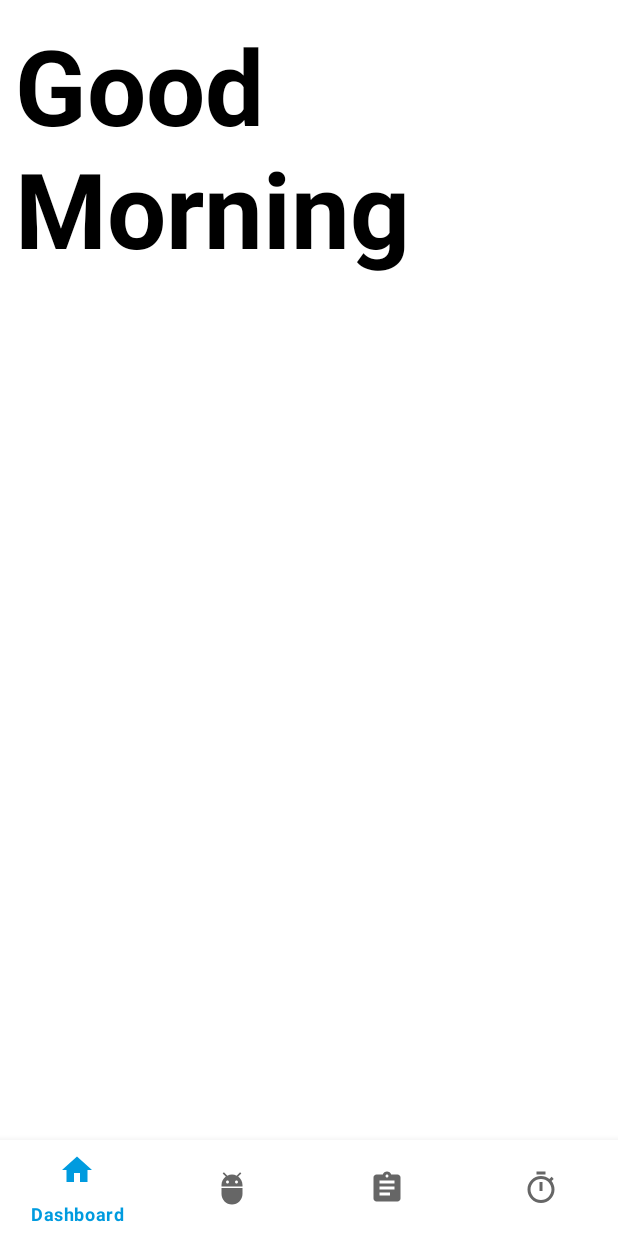
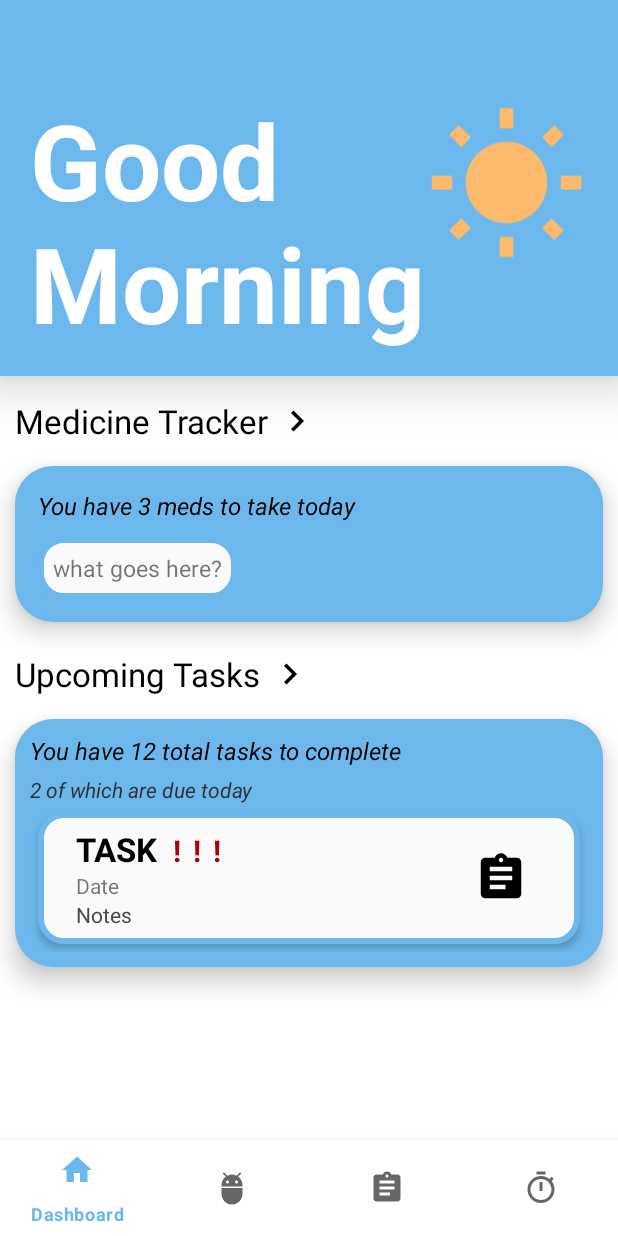
Before and after one commit to ncarlson23/focusFinder, an Android app: the screen it shows after launch (MainActivity), on a phone screen of 412 x 824 dp. Run offline under Robolectric (Android 15) with nearby library versions, the phone set to English and light mode, and no system bars; our stand-ins replace Room's generated code.

Commit message:
Changed the XML a lot and added delete function to medicine, and added some functionality to dashboard

```diff
--- a/app/src/main/java/com/example/focusfinder/Dashboard.kt
+++ b/app/src/main/java/com/example/focusfinder/Dashboard.kt
@@ -5,6 +5,8 @@ import androidx.fragment.app.Fragment
 import android.view.LayoutInflater
 import android.view.View
 import android.view.ViewGroup
+import android.widget.LinearLayout
+import androidx.navigation.fragment.findNavController
 
 
 class Dashboard : Fragment() {
@@ -22,5 +24,16 @@ class Dashboard : Fragment() {
         return inflater.inflate(R.layout.fragment_dashboard, container, false)
     }
 
+    override fun onViewCreated(view: View, savedInstanceState: Bundle?) {
+        super.onViewCreated(view, savedInstanceState)
+
+        view.findViewById<LinearLayout>(R.id.dashboard_medicine_title_layout).setOnClickListener {
+            findNavController().navigate(R.id.action_global_medicineHome)
+        }
+        view.findViewById<LinearLayout>(R.id.dashboard_tasks_title_layout).setOnClickListener {
+            findNavController().navigate(R.id.action_global_taskHome)
+        }
+    }
+
 
     }
--- a/app/src/main/java/com/example/focusfinder/MedicineRecyclerViewAdapter.kt
+++ b/app/src/main/java/com/example/focusfinder/MedicineRecyclerViewAdapter.kt
@@ -4,6 +4,7 @@ import android.media.Image
 import android.view.LayoutInflater
 import android.view.View
 import android.view.ViewGroup
+import android.widget.Button
 import android.widget.ImageView
 import android.widget.TextView
 import androidx.recyclerview.widget.RecyclerView
@@ -11,7 +12,7 @@ import org.w3c.dom.Text
 
 class MedicineRecyclerViewAdapter(
     var medData: Array<Medicine>,
-    val taskViewModel: focusFinderViewModel
+    val medViewModel: focusFinderViewModel
 ) : RecyclerView.Adapter<MedicineRecyclerViewAdapter.RecyclerViewHolder>() {
 
     lateinit var clickLambda:(Medicine) -> Unit
@@ -44,6 +45,7 @@ class MedicineRecyclerViewAdapter(
             itemView.findViewById<TextView>(R.id.medicine_item_dosage_amount).text = medicine.dosage
             itemView.findViewById<TextView>(R.id.medicine_item_notes).text = medicine.notes
 
+
             var numTimes = 0
             if (medicine.morning) numTimes++
             if (medicine.afternoon) numTimes++
@@ -72,6 +74,11 @@ class MedicineRecyclerViewAdapter(
                 clickLambda(medicine)
             }
 
+            itemView.findViewById<Button>(R.id.medicine_item_delete).setOnClickListener{
+                // delete current medicine item
+                medViewModel.deleteMedicine(medicine)
+            }
+
 
         }
     }
--- a/app/src/main/java/com/example/focusfinder/focusFinderViewModel.kt
+++ b/app/src/main/java/com/example/focusfinder/focusFinderViewModel.kt
@@ -81,6 +81,8 @@ class focusFinderViewModel: ViewModel() {
 
     fun deleteMedicine(type: Medicine) {
         medicineDatabase.value?.medicineDAO()?.deleteMedicineFromDB(type.medicineID)
+        getMedicineListFromDB()
+        medicineList.postValue(medicineList.value)
     }
 
 
--- a/app/src/main/java/com/example/focusfinder/medicineDetail.kt
+++ b/app/src/main/java/com/example/focusfinder/medicineDetail.kt
@@ -43,7 +43,7 @@ class medicineDetail : Fragment() {
         }
 
         medicine_detail_save_button.setOnClickListener {
-            if (medicine_detail_generic_name_edit.text != null && viewModel.currentMedicine.value == null) {
+            if (medicine_detail_generic_name_edit.text.isNotEmpty() && viewModel.currentMedicine.value == null) {
                 addNewMedication()
             }
 
--- /dev/null
+++ b/app/src/main/res/drawable/ic_baseline_delete_24.xml
@@ -0,0 +1,5 @@
+<vector android:height="24dp" android:tint="#000000"
+    android:viewportHeight="24" android:viewportWidth="24"
+    android:width="24dp" xmlns:android="http://schemas.android.com/apk/res/android">
+    <path android:fillColor="@android:color/white" android:pathData="M6,19c0,1.1 0.9,2 2,2h8c1.1,0 2,-0.9 2,-2V7H6v12zM19,4h-3.5l-1,-1h-5l-1,1H5v2h14V4z"/>
+</vector>
--- /dev/null
+++ b/app/src/main/res/drawable/ic_baseline_wb_sunny_24.xml
@@ -0,0 +1,5 @@
+<vector android:height="128dp" android:tint="#FDBA6C"
+    android:viewportHeight="24" android:viewportWidth="24"
+    android:width="128dp" xmlns:android="http://schemas.android.com/apk/res/android">
+    <path android:fillColor="@android:color/white" android:pathData="M6.76,4.84l-1.8,-1.79 -1.41,1.41 1.79,1.79 1.42,-1.41zM4,10.5L1,10.5v2h3v-2zM13,0.55h-2L11,3.5h2L13,0.55zM20.45,4.46l-1.41,-1.41 -1.79,1.79 1.41,1.41 1.79,-1.79zM17.24,18.16l1.79,1.8 1.41,-1.41 -1.8,-1.79 -1.4,1.4zM20,10.5v2h3v-2h-3zM12,5.5c-3.31,0 -6,2.69 -6,6s2.69,6 6,6 6,-2.69 6,-6 -2.69,-6 -6,-6zM11,22.45h2L13,19.5h-2v2.95zM3.55,18.54l1.41,1.41 1.79,-1.8 -1.41,-1.41 -1.79,1.8z"/>
+</vector>
--- a/app/src/main/res/drawable/round_rect_shape.xml
+++ b/app/src/main/res/drawable/round_rect_shape.xml
@@ -3,7 +3,7 @@
 <shape xmlns:android="http://schemas.android.com/apk/res/android"
 
     android:shape="rectangle">
-    <solid android:color="#009BDF"/>
+    <solid android:color="#6CB8EC"/>
 
     <corners android:radius="25dp" />
 
--- a/app/src/main/res/drawable/task_item_shape.xml
+++ b/app/src/main/res/drawable/task_item_shape.xml
@@ -4,7 +4,7 @@
 
     android:shape="rectangle">
     <solid android:color="#FAFAFA" />
-    <stroke android:width="2dp" android:color="#DCDCDC"/>
+    <stroke android:width="4dp" android:color="#FF6CB8EC"/>
 
     <corners android:radius="15dp" />
 
--- a/app/src/main/res/layout/fragment_dashboard.xml
+++ b/app/src/main/res/layout/fragment_dashboard.xml
@@ -3,31 +3,38 @@
     xmlns:tools="http://schemas.android.com/tools"
     android:layout_width="match_parent"
     android:layout_height="match_parent"
-    android:layout_marginTop="10dp"
-    android:layout_marginLeft="10dp"
-    android:layout_marginRight="10dp"
+
     android:orientation="vertical"
     tools:context=".Dashboard">
 
     <LinearLayout
         android:layout_width="match_parent"
         android:layout_height="wrap_content"
+        android:background="#6CB8EC"
+        android:elevation="20dp"
         android:orientation="horizontal">
 
         <TextView
-            android:layout_width="match_parent"
+            android:layout_width="wrap_content"
             android:layout_height="wrap_content"
+            android:layout_marginLeft="20dp"
+            android:layout_marginTop="60dp"
+            android:layout_marginBottom="15dp"
             android:text="Good\nMorning"
-            android:textColor="@color/black"
+            android:textColor="@color/white"
             android:textSize="70sp"
-            android:textStyle="bold"/>
+            android:textStyle="bold" />
 
         <ImageView
             android:layout_width="wrap_content"
             android:layout_height="wrap_content"
-            android:src="@drawable/ic_morning_night"/>
+            android:layout_marginTop="60dp"
+            android:layout_marginRight="20dp"
+            android:src="@drawable/ic_baseline_wb_sunny_24" />
 
     </LinearLayout>
+
+
 
 
     <!--    <LinearLayout-->
@@ -54,33 +61,61 @@
     <!--    </LinearLayout>-->
 
 
+    <LinearLayout
+        android:id="@+id/dashboard_medicine_title_layout"
+        android:layout_width="match_parent"
+        android:layout_height="wrap_content"
+        android:paddingTop="15dp"
+        android:paddingBottom="5dp"
+        android:clickable="true">
 
+        <TextView
+            android:layout_width="wrap_content"
+            android:layout_height="wrap_content"
+            android:layout_gravity="center"
+            android:paddingLeft="10dp"
+            android:text="Medicine Tracker"
+            android:textColor="@color/black"
+            android:textSize="22sp" />
 
+        <androidx.appcompat.widget.AppCompatImageButton
+            android:layout_width="wrap_content"
+            android:layout_height="wrap_content"
+            android:layout_gravity="center"
+            android:background="#00FFFFFF"
+            android:paddingLeft="5dp"
+            android:src="@drawable/ic_baseline_keyboard_arrow_right_24"
+            android:clickable="false"/>
 
-<!--    <LinearLayout-->
-<!--        android:layout_width="match_parent"-->
-<!--        android:layout_height="wrap_content"-->
-<!--        android:paddingTop="15dp"-->
-<!--        android:paddingBottom="5dp">-->
+    </LinearLayout>
 
-<!--        <TextView-->
-<!--            android:layout_width="wrap_content"-->
-<!--            android:layout_height="wrap_content"-->
-<!--            android:layout_gravity="center"-->
-<!--            android:paddingLeft="10dp"-->
-<!--            android:text="Medicine Tracker"-->
-<!--            android:textColor="@color/black"-->
-<!--            android:textSize="22sp" />-->
+    <LinearLayout
+        android:layout_width="match_parent"
+        android:layout_height="wrap_content"
+        android:layout_margin="10dp"
+        android:background="@drawable/round_rect_shape"
+        android:elevation="10dp"
+        android:orientation="vertical"
+        android:padding="15dp">
 
-<!--        <androidx.appcompat.widget.AppCompatImageButton-->
-<!--            android:layout_width="wrap_content"-->
-<!--            android:layout_height="wrap_content"-->
-<!--            android:layout_gravity="center"-->
-<!--            android:paddingLeft="5dp"-->
-<!--            android:background="#00FFFFFF"-->
-<!--            android:src="@drawable/ic_baseline_keyboard_arrow_right_24" />-->
+        <TextView
+            android:layout_width="wrap_content"
+            android:layout_height="wrap_content"
+            android:text="You have 3 meds to take today"
+            android:textColor="@color/black"
+            android:textSize="16sp"
+            android:textStyle="italic" />
 
-<!--    </LinearLayout>-->
+        <TextView
+            android:layout_width="wrap_content"
+            android:layout_height="wrap_content"
+            android:layout_marginTop="10dp"
+            android:background="@drawable/task_item_shape"
+            android:padding="10dp"
+            android:text="what goes here?"
+            android:textSize="15sp" />
+
+    </LinearLayout>
 
 
     <!--    <LinearLayout-->
@@ -92,29 +127,128 @@
 
     <!--    </LinearLayout>-->
 
-<!--    <LinearLayout-->
-<!--        android:layout_width="match_parent"-->
-<!--        android:layout_height="wrap_content"-->
-<!--        android:paddingTop="20dp"-->
-<!--        android:paddingBottom="5dp">-->
+    <LinearLayout
+        android:id="@+id/dashboard_tasks_title_layout"
+        android:layout_width="match_parent"
+        android:layout_height="wrap_content"
+        android:paddingTop="10dp"
+        android:paddingBottom="5dp"
+        android:clickable="true">
 
-<!--        <TextView-->
-<!--            android:layout_width="wrap_content"-->
-<!--            android:layout_height="wrap_content"-->
-<!--            android:paddingLeft="10dp"-->
-<!--            android:text="Upcoming Tasks"-->
-<!--            android:textColor="@color/black"-->
-<!--            android:layout_gravity="center"-->
-<!--            android:textSize="22sp" />-->
+        <TextView
+            android:layout_width="wrap_content"
+            android:layout_height="wrap_content"
+            android:layout_gravity="center"
+            android:paddingLeft="10dp"
+            android:text="Upcoming Tasks"
+            android:textColor="@color/black"
+            android:textSize="22sp" />
 
-<!--        <androidx.appcompat.widget.AppCompatImageButton-->
-<!--            android:layout_width="wrap_content"-->
-<!--            android:layout_height="wrap_content"-->
-<!--            android:layout_gravity="center"-->
-<!--            android:background="#00FFFFFF"-->
-<!--            android:paddingLeft="5dp"-->
-<!--            android:src="@drawable/ic_baseline_keyboard_arrow_right_24" />-->
-<!--    </LinearLayout>-->
+        <androidx.appcompat.widget.AppCompatImageButton
+            android:layout_width="wrap_content"
+            android:layout_height="wrap_content"
+            android:layout_gravity="center"
+            android:background="#00FFFFFF"
+            android:paddingLeft="5dp"
+            android:src="@drawable/ic_baseline_keyboard_arrow_right_24"
+            android:clickable="false"/>
+    </LinearLayout>
+
+    <LinearLayout
+        android:layout_width="match_parent"
+        android:layout_height="wrap_content"
+        android:layout_margin="10dp"
+        android:background="@drawable/round_rect_shape"
+        android:elevation="10dp"
+        android:orientation="vertical"
+        android:padding="10dp">
+
+        <TextView
+            android:layout_width="wrap_content"
+            android:layout_height="wrap_content"
+            android:text="You have 12 total tasks to complete"
+            android:textColor="@color/black"
+            android:textSize="16sp"
+            android:textStyle="italic" />
+
+        <TextView
+            android:layout_width="wrap_content"
+            android:layout_height="wrap_content"
+            android:paddingTop="5dp"
+            android:text="2 of which are due today"
+            android:textColor="#303030"
+            android:textSize="14sp"
+            android:textStyle="italic" />
+
+        <LinearLayout xmlns:android="http://schemas.android.com/apk/res/android"
+            android:layout_width="match_parent"
+            android:layout_height="wrap_content"
+            android:layout_margin="5dp"
+            android:background="@drawable/task_item_shape"
+            android:elevation="3dp"
+            android:orientation="horizontal"
+            android:padding="10dp">
+
+
+            <LinearLayout
+                android:layout_width="0dp"
+                android:layout_height="wrap_content"
+                android:layout_weight="6"
+                android:orientation="vertical"
+                android:paddingLeft="15dp">
+
+                <LinearLayout
+                    android:layout_width="match_parent"
+                    android:layout_height="wrap_content"
+                    android:orientation="horizontal">
+
+                    <TextView
+                        android:id="@+id/task_item_name"
+                        android:layout_width="wrap_content"
+                        android:layout_height="wrap_content"
+                        android:paddingRight="10dp"
+                        android:text="TASK"
+                        android:textColor="#000000"
+                        android:textSize="22sp"
+                        android:textStyle="bold" />
+
+                    <TextView
+                        android:id="@+id/task_item_priority"
+                        android:layout_width="wrap_content"
+                        android:layout_height="wrap_content"
+                        android:letterSpacing=".4"
+                        android:text="!!!"
+                        android:textColor="#AE0000"
+                        android:textSize="20sp"
+                        android:textStyle="bold" />
+
+                </LinearLayout>
+
+                <TextView
+                    android:id="@+id/task_item_date"
+                    android:layout_width="wrap_content"
+                    android:layout_height="wrap_content"
+                    android:text="Date" />
+
+                <TextView
+                    android:id="@+id/task_item_notes"
+                    android:layout_width="match_parent"
+                    android:layout_height="wrap_content"
+                    android:text="Notes"
+                    android:textColor="#474747" />
+
+
+            </LinearLayout>
+
+            <ImageView
+                android:layout_width="0dp"
+                android:layout_height="wrap_content"
+                android:layout_gravity="center"
+                android:layout_weight="2"
+                android:src="@drawable/ic_baseline_assignment_24" />
+
+
+        </LinearLayout>
 
 
         <!--    <LinearLayout-->
@@ -129,3 +263,4 @@
 
 
     </LinearLayout>
+</LinearLayout>
--- a/app/src/main/res/layout/fragment_medicine_home.xml
+++ b/app/src/main/res/layout/fragment_medicine_home.xml
@@ -40,9 +40,11 @@
     <androidx.recyclerview.widget.RecyclerView
         android:id="@+id/medicine_home_recycler_view"
         android:layout_width="match_parent"
-        android:layout_height="wrap_content"
+        android:layout_height="match_parent"
+        android:layout_marginTop="60dp"
+        android:layout_marginBottom="75dp"
         app:layout_constraintEnd_toEndOf="parent"
-        app:layout_constraintHorizontal_bias="1.0"
+        app:layout_constraintHorizontal_bias="0.0"
         app:layout_constraintStart_toStartOf="parent"
         app:layout_constraintTop_toBottomOf="@+id/linearLayout" />
 
--- a/app/src/main/res/layout/fragment_task_home.xml
+++ b/app/src/main/res/layout/fragment_task_home.xml
@@ -40,10 +40,12 @@
     <androidx.recyclerview.widget.RecyclerView
         android:id="@+id/task_home_recycler_view"
         android:layout_width="match_parent"
-        android:layout_height="wrap_content"
+        android:layout_height="match_parent"
         app:layout_constraintEnd_toEndOf="parent"
         app:layout_constraintHorizontal_bias="1.0"
         app:layout_constraintStart_toStartOf="parent"
+        android:layout_marginTop="60dp"
+        android:layout_marginBottom="60dp"
         app:layout_constraintTop_toBottomOf="@+id/linearLayout2"
         />
 
--- a/app/src/main/res/layout/medicine_item.xml
+++ b/app/src/main/res/layout/medicine_item.xml
@@ -6,12 +6,13 @@
     android:layout_height="wrap_content"
     android:layout_margin="10dp"
     android:background="@drawable/task_item_shape"
-    android:orientation="vertical">
+    android:orientation="vertical"
+    android:elevation="10dp">
 
     <LinearLayout
         android:layout_width="match_parent"
         android:layout_height="45dp"
-        android:background="#009BDF"
+        android:background="#6CB8EC"
         android:orientation="horizontal">
 
         <TextView
@@ -24,14 +25,16 @@
             android:text="Your Medication"
             android:textColor="#000000"
             android:textSize="25sp"
-            android:textStyle="bold" />
+            android:textStyle="bold"
+            android:layout_weight="10"/>
 
-        <ImageView
-            android:id="@+id/medicine_item_status_icon"
-            android:layout_width="wrap_content"
-            android:layout_height="wrap_content"
-            android:layout_gravity="center"
-            android:src="@drawable/ic_pill" />
+        <android.widget.Button
+            android:id="@+id/medicine_item_delete"
+            android:layout_width="36dp"
+            android:layout_height="36dp"
+            android:background="@drawable/ic_baseline_delete_24"
+            android:layout_gravity="center" />
+
 
 
     </LinearLayout>
@@ -45,27 +48,27 @@
 
         <TextView
             android:id="@+id/medicine_item_icon_one"
-            android:layout_width="125dp"
-            android:layout_height="125dp"
-            android:text="1"
+            android:layout_width="100dp"
+            android:layout_height="100dp"
+            android:text="0"
             android:textAlignment="center"
             android:textColor="@color/black"
-            android:textSize="100sp"
+            android:textSize="85sp"
             android:textStyle="bold"
-            app:layout_constraintStart_toStartOf="parent" />
+            app:layout_constraintStart_toStartOf="parent"/>
 
         <ImageView
             android:id="@+id/medicine_item_icon_two"
-            android:layout_width="125dp"
-            android:layout_height="125dp"
+            android:layout_width="100dp"
+            android:layout_height="100dp"
 
+            android:layout_marginEnd="10dp"
             android:src="@drawable/ic_morning_night"
-            app:layout_constraintEnd_toEndOf="parent" />
-
+            app:layout_constraintEnd_toEndOf="parent"/>
         <ImageView
             android:id="@+id/medicine_item_icon_three"
-            android:layout_width="125dp"
-            android:layout_height="125dp"
+            android:layout_width="100dp"
+            android:layout_height="100dp"
 
             android:src="@drawable/ic_baseline_fastfood_24"
             app:layout_constraintEnd_toEndOf="parent"
--- a/app/src/main/res/values/themes.xml
+++ b/app/src/main/res/values/themes.xml
@@ -2,11 +2,11 @@
     <!-- Base application theme. -->
     <style name="Theme.FocusFinder" parent="Theme.MaterialComponents.DayNight.NoActionBar">
         <!-- Primary brand color. -->
-        <item name="colorPrimary">#009BDF</item>
+        <item name="colorPrimary">#FF6CB8EC</item>
         <item name="colorPrimaryVariant">#1C4B5E</item>
         <item name="colorOnPrimary">@color/white</item>
         <!-- Secondary brand color. -->
-        <item name="colorSecondary">#FFB7A0</item>
+        <item name="colorSecondary">#41A7ED</item>
         <item name="colorSecondaryVariant">#F1D580</item>
         <item name="colorOnSecondary">@color/black</item>
         <!-- Status bar color. -->
```
Lines whose indentation alone changed are shown as unchanged.
